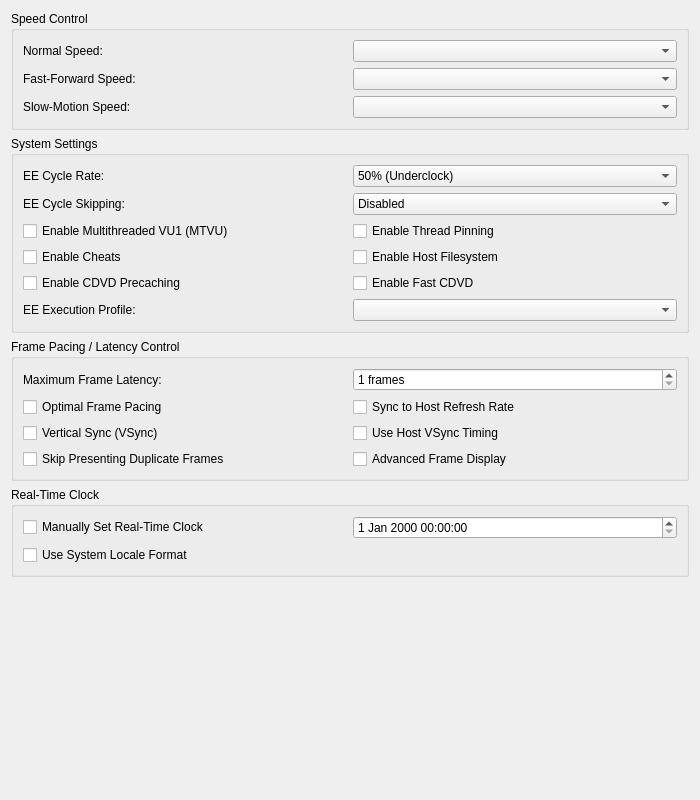
This is pcsx2-qt/Settings/EmulationSettingsWidget.ui in Masamune3210/pcsx2 as Qt 5 draws it before an edit. The edited form follows.
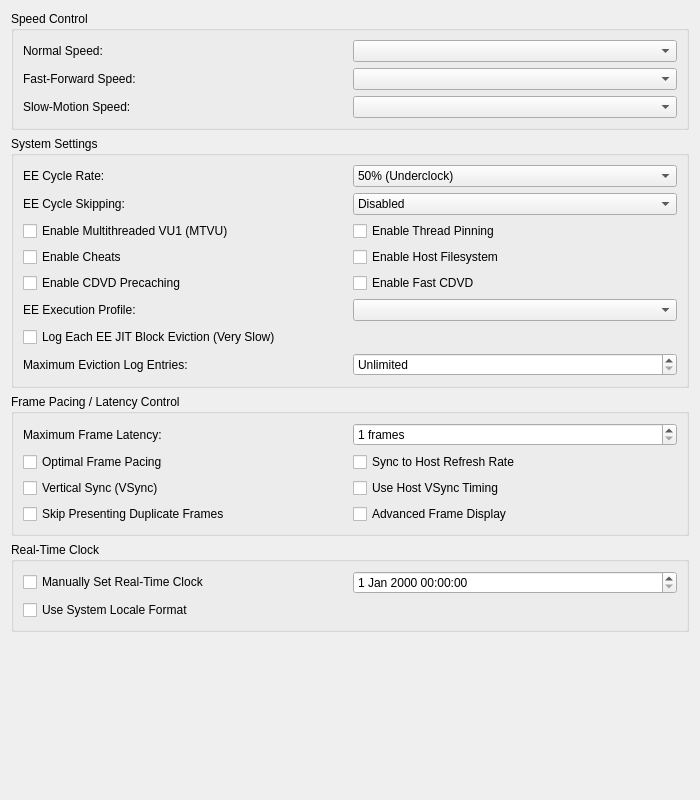
This is the edited form.

Commit message: Add opt-in per-block EE JIT eviction trace and capped event count controls to Emulation UI

Diff of the .ui file:
```diff
--- a/pcsx2-qt/Settings/EmulationSettingsWidget.ui
+++ b/pcsx2-qt/Settings/EmulationSettingsWidget.ui
@@ -207,6 +207,31 @@
       <item row="3" column="1">
        <widget class="QComboBox" name="eeExecutionProfile"/>
       </item>
+      <item row="4" column="0" colspan="2">
+       <widget class="QCheckBox" name="eeJitEvictionTrace">
+        <property name="text">
+         <string>Log Each EE JIT Block Eviction (Very Slow)</string>
+        </property>
+       </widget>
+      </item>
+      <item row="5" column="0">
+       <widget class="QLabel" name="eeJitEvictionTraceLimitLabel">
+        <property name="text">
+         <string>Maximum Eviction Log Entries:</string>
+        </property>
+        <property name="buddy">
+         <cstring>eeJitEvictionTraceLimit</cstring>
+        </property>
+       </widget>
+      </item>
+      <item row="5" column="1">
+       <widget class="QSpinBox" name="eeJitEvictionTraceLimit">
+        <property name="minimum"><number>0</number></property>
+        <property name="maximum"><number>1000000</number></property>
+        <property name="singleStep"><number>1000</number></property>
+        <property name="specialValueText"><string>Unlimited</string></property>
+       </widget>
+      </item>
      </layout>
     </widget>
    </item>
```
Left out of the diff: 2 changed lines with no effect on the pictures.
